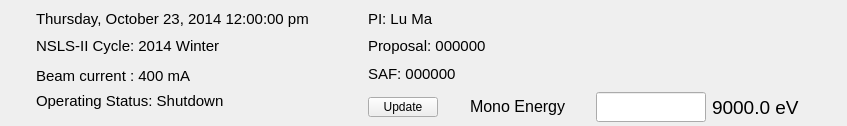
Before: the Qt Designer form isstools/ui/ui_general_info.ui in NSLS-II-QAS/isstools, drawn with Qt 5.
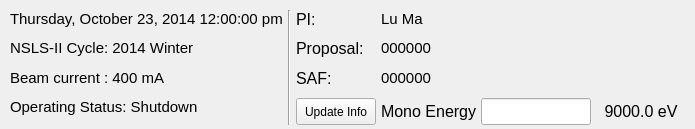
After: the same form once the commit is applied.

Commit message: parameter_handler.py : Widget handler now will put default name as 'test' trajectory.py : add the read_trajectory_limts module to the class ui beamline status, general info, xlive update the ui User motors from the Motor dictionary can now  be added via boolan Ion chamber fluxes are now display fixes bug with the mono energy widget modified xlive.py accordingly

Patch:
```diff
--- a/isstools/ui/ui_general_info.ui
+++ b/isstools/ui/ui_general_info.ui
@@ -6,8 +6,8 @@
    <rect>
     <x>0</x>
     <y>0</y>
-    <width>847</width>
-    <height>126</height>
+    <width>695</width>
+    <height>129</height>
    </rect>
   </property>
   <property name="windowTitle">
@@ -18,36 +18,40 @@
     <rect>
      <x>10</x>
      <y>10</y>
-     <width>831</width>
-     <height>112</height>
+     <width>681</width>
+     <height>115</height>
     </rect>
    </property>
    <layout class="QGridLayout" name="gridLayout">
-    <item row="0" column="0">
-     <widget class="QLabel" name="label_current_time">
-      <property name="maximumSize">
-       <size>
-        <width>400</width>
-        <height>30</height>
-       </size>
-      </property>
+    <property name="horizontalSpacing">
+     <number>5</number>
+    </property>
+    <property name="verticalSpacing">
+     <number>3</number>
+    </property>
+    <item row="0" column="2">
+     <widget class="QLabel" name="label_2">
       <property name="font">
        <font>
-        <pointsize>11</pointsize>
-        <weight>50</weight>
-        <bold>false</bold>
+        <pointsize>12</pointsize>
        </font>
       </property>
       <property name="text">
-       <string>Thursday, October 23, 2014 12:00:00 pm</string>
+       <string>PI:</string>
       </property>
       <property name="alignment">
        <set>Qt::AlignLeading|Qt::AlignLeft|Qt::AlignTop</set>
       </property>
      </widget>
     </item>
-    <item row="3" column="0">
-     <widget class="QLabel" name="label_accelerator_status">
+    <item row="2" column="3">
+     <widget class="QLabel" name="label_saf">
+      <property name="maximumSize">
+       <size>
+        <width>200</width>
+        <height>30</height>
+       </size>
+      </property>
       <property name="font">
        <font>
         <pointsize>11</pointsize>
@@ -56,7 +60,7 @@
        </font>
       </property>
       <property name="text">
-       <string>Operating Status: Shutdown</string>
+       <string>000000</string>
       </property>
       <property name="alignment">
        <set>Qt::AlignLeading|Qt::AlignLeft|Qt::AlignTop</set>
@@ -104,22 +108,124 @@
       <property name="text">
        <string>Beam current : 400 mA</string>
       </property>
+      <property name="alignment">
+       <set>Qt::AlignLeading|Qt::AlignLeft|Qt::AlignTop</set>
+      </property>
      </widget>
     </item>
-    <item row="3" column="1">
-     <widget class="QPushButton" name="push_set_user_info">
+    <item row="2" column="2">
+     <widget class="QLabel" name="label_4">
+      <property name="font">
+       <font>
+        <pointsize>12</pointsize>
+       </font>
+      </property>
+      <property name="text">
+       <string>SAF:</string>
+      </property>
+      <property name="alignment">
+       <set>Qt::AlignLeading|Qt::AlignLeft|Qt::AlignTop</set>
+      </property>
+     </widget>
+    </item>
+    <item row="3" column="0">
+     <widget class="QLabel" name="label_accelerator_status">
+      <property name="font">
+       <font>
+        <pointsize>11</pointsize>
+        <weight>50</weight>
+        <bold>false</bold>
+       </font>
+      </property>
+      <property name="text">
+       <string>Operating Status: Shutdown</string>
+      </property>
+      <property name="alignment">
+       <set>Qt::AlignLeading|Qt::AlignLeft|Qt::AlignTop</set>
+      </property>
+      <property name="wordWrap">
+       <bool>false</bool>
+      </property>
+     </widget>
+    </item>
+    <item row="0" column="0">
+     <widget class="QLabel" name="label_current_time">
       <property name="maximumSize">
        <size>
-        <width>70</width>
-        <height>20</height>
+        <width>400</width>
+        <height>30</height>
        </size>
       </property>
+      <property name="font">
+       <font>
+        <pointsize>11</pointsize>
+        <weight>50</weight>
+        <bold>false</bold>
+       </font>
+      </property>
       <property name="text">
-       <string>Update</string>
+       <string>Thursday, October 23, 2014 12:00:00 pm</string>
+      </property>
+      <property name="alignment">
+       <set>Qt::AlignLeading|Qt::AlignLeft|Qt::AlignTop</set>
+      </property>
+     </widget>
+    </item>
+    <item row="0" column="3">
+     <widget class="QLabel" name="label_user_name">
+      <property name="maximumSize">
+       <size>
+        <width>200</width>
+        <height>30</height>
+       </size>
+      </property>
+      <property name="font">
+       <font>
+        <pointsize>11</pointsize>
+        <weight>50</weight>
+        <bold>false</bold>
+       </font>
+      </property>
+      <property name="text">
+       <string>Lu Ma</string>
+      </property>
+      <property name="alignment">
+       <set>Qt::AlignLeading|Qt::AlignLeft|Qt::AlignTop</set>
+      </property>
+      <property name="wordWrap">
+       <bool>true</bool>
       </property>
      </widget>
     </item>
     <item row="3" column="2">
+     <widget class="QPushButton" name="push_set_user_info">
+      <property name="maximumSize">
+       <size>
+        <width>90</width>
+        <height>30</height>
+       </size>
+      </property>
+      <property name="text">
+       <string>Update Info</string>
+      </property>
+     </widget>
+    </item>
+    <item row="1" column="2">
+     <widget class="QLabel" name="label_3">
+      <property name="font">
+       <font>
+        <pointsize>12</pointsize>
+       </font>
+      </property>
+      <property name="text">
+       <string>Proposal:</string>
+      </property>
+      <property name="alignment">
+       <set>Qt::AlignLeading|Qt::AlignLeft|Qt::AlignTop</set>
+      </property>
+     </widget>
+    </item>
+    <item row="3" column="3">
      <layout class="QHBoxLayout" name="horizontalLayout">
       <item>
        <widget class="QLabel" name="label">
@@ -150,7 +256,7 @@
         <property name="font">
          <font>
           <family>Cantarell</family>
-          <pointsize>14</pointsize>
+          <pointsize>12</pointsize>
          </font>
         </property>
         <property name="frame">
@@ -169,17 +275,27 @@
         <property name="font">
          <font>
           <family>Cantarell</family>
-          <pointsize>14</pointsize>
+          <pointsize>12</pointsize>
          </font>
         </property>
         <property name="text">
          <string>9000.0 eV</string>
         </property>
+        <property name="alignment">
+         <set>Qt::AlignCenter</set>
+        </property>
        </widget>
       </item>
      </layout>
     </item>
-    <item row="1" column="1" colspan="2">
+    <item row="0" column="1" rowspan="4">
+     <widget class="Line" name="line">
+      <property name="orientation">
+       <enum>Qt::Vertical</enum>
+      </property>
+     </widget>
+    </item>
+    <item row="1" column="3">
      <widget class="QLabel" name="label_proposal">
       <property name="maximumSize">
        <size>
@@ -195,59 +311,7 @@
        </font>
       </property>
       <property name="text">
-       <string>Proposal: 000000</string>
-      </property>
-      <property name="alignment">
-       <set>Qt::AlignLeading|Qt::AlignLeft|Qt::AlignTop</set>
-      </property>
-      <property name="wordWrap">
-       <bool>true</bool>
-      </property>
-     </widget>
-    </item>
-    <item row="0" column="1" colspan="2">
-     <widget class="QLabel" name="label_user_name">
-      <property name="maximumSize">
-       <size>
-        <width>200</width>
-        <height>30</height>
-       </size>
-      </property>
-      <property name="font">
-       <font>
-        <pointsize>11</pointsize>
-        <weight>50</weight>
-        <bold>false</bold>
-       </font>
-      </property>
-      <property name="text">
-       <string>PI: Lu Ma</string>
-      </property>
-      <property name="alignment">
-       <set>Qt::AlignLeading|Qt::AlignLeft|Qt::AlignTop</set>
-      </property>
-      <property name="wordWrap">
-       <bool>true</bool>
-      </property>
-     </widget>
-    </item>
-    <item row="2" column="1" colspan="2">
-     <widget class="QLabel" name="label_saf">
-      <property name="maximumSize">
-       <size>
-        <width>200</width>
-        <height>30</height>
-       </size>
-      </property>
-      <property name="font">
-       <font>
-        <pointsize>11</pointsize>
-        <weight>50</weight>
-        <bold>false</bold>
-       </font>
-      </property>
-      <property name="text">
-       <string>SAF: 000000</string>
+       <string>000000</string>
       </property>
       <property name="alignment">
        <set>Qt::AlignLeading|Qt::AlignLeft|Qt::AlignTop</set>
```
The commit also changes 8 other files.
